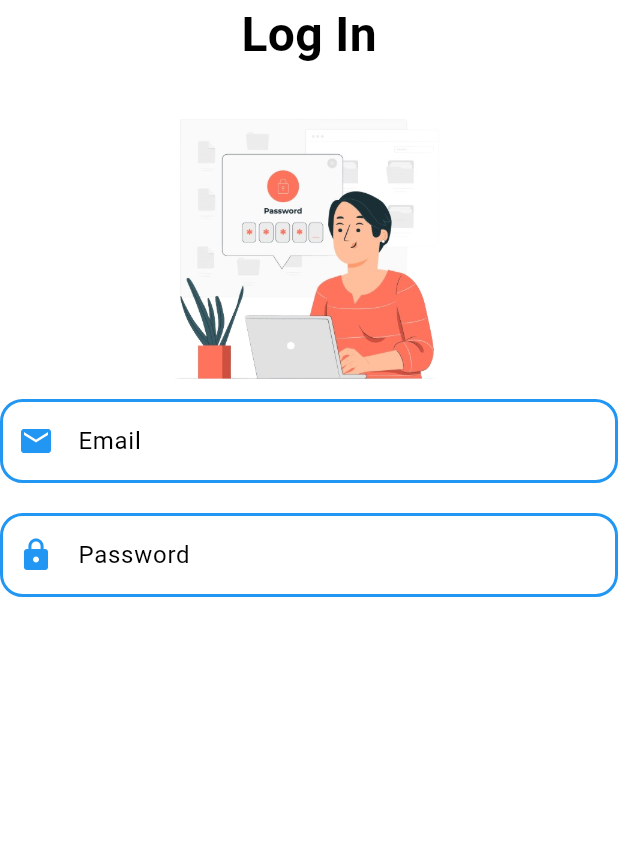
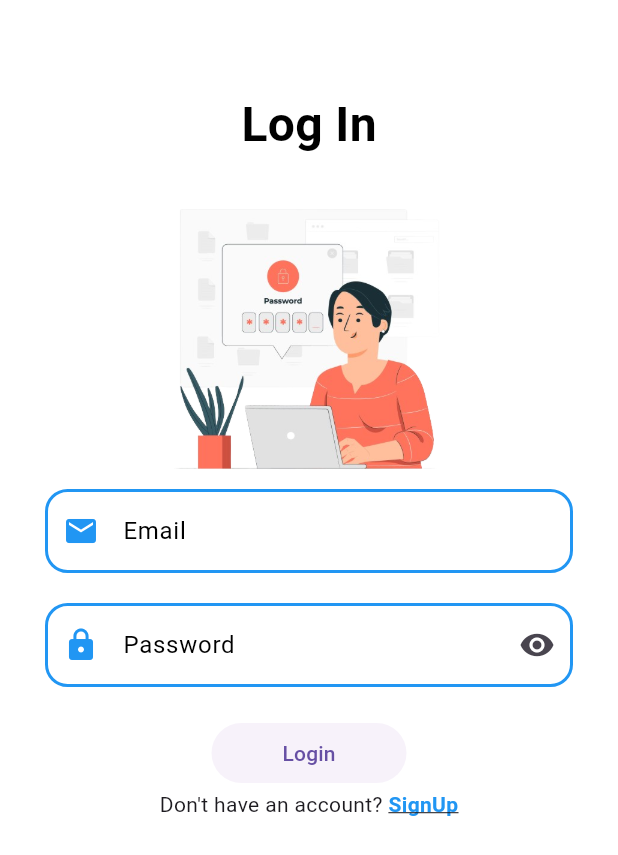
Before and after one commit to rihem435/app_elearning, a Flutter app: the screen it shows after launch, on a phone screen of 412 x 824 dp. Shown: the top 855 px of the screen. Run offline on Flutter 3.47's test engine with Material 3 defaults, Android fonts, the light colour scheme and no system bars; Roboto replaces fonts that are missing (Jua).

Commit message:
modif login screen , add custom title custom inputtext

```diff
--- /dev/null
+++ b/lib/core/widgets/custom_title.dart
@@ -0,0 +1,18 @@
+import 'package:flutter/material.dart';
+
+class CustomTitle extends StatelessWidget {
+  final String title;
+  const CustomTitle({super.key, required this.title});
+
+  @override
+  Widget build(BuildContext context) {
+    return Text(
+      title,
+      style: const TextStyle(
+        fontSize: 32,
+        fontWeight: FontWeight.bold,
+        color: Colors.black,
+      ),
+    );
+  }
+}
--- a/lib/main.dart
+++ b/lib/main.dart
@@ -9,7 +9,6 @@ var afficheText = const Text(
     color: Colors.blue,
     fontWeight: FontWeight.bold,
     decoration: TextDecoration.none,
-
   ),
 );
 
@@ -27,8 +26,8 @@ class MyApp extends StatelessWidget {
 
   @override
   Widget build(BuildContext context) {
-
-    return MaterialApp(
+    return const MaterialApp(
+      debugShowCheckedModeBanner: false,
       home: LoginScreen(),
     );
   }
--- a/lib/screens/profile/login_screen.dart
+++ b/lib/screens/profile/login_screen.dart
@@ -1,4 +1,7 @@
+import 'package:app/core/widgets/custom_title.dart';
+import 'package:app/screens/profile/sing_up_screen.dart';
 import 'package:flutter/cupertino.dart';
+import 'package:flutter/gestures.dart';
 import 'package:flutter/material.dart';
 import 'package:flutter/widgets.dart';
 
@@ -9,16 +12,16 @@ class LoginScreen extends StatelessWidget {
   Widget build(BuildContext context) {
     return Scaffold(
       backgroundColor: Colors.white,
-      body: Center(
+      body: Padding(
+        padding: const EdgeInsets.all(30.0),
         child: Column(
+          // mainAxisAlignment: MainAxisAlignment.center,
           children: [
-            const Text(
-              'Log In',
-              style: TextStyle(
-                fontSize: 32,
-                fontWeight: FontWeight.bold,
-                color: Colors.black,
-              ),
+            const SizedBox(
+              height: 30,
+            ),
+            const CustomTitle(
+              title: 'Log In',
             ),
             const SizedBox(
               height: 20,
@@ -91,15 +94,15 @@ class LoginScreen extends StatelessWidget {
               height: 20,
             ),
             TextFormField(
-              decoration: const InputDecoration(
-                label: Text(
+              decoration: InputDecoration(
+                label: const Text(
                   'Password',
                   style: TextStyle(
                     color: Colors.black,
                   ),
                 ),
                 hintText: "Enter your password",
-                enabledBorder: OutlineInputBorder(
+                enabledBorder: const OutlineInputBorder(
                   borderRadius: BorderRadius.all(
                     Radius.circular(
                       15,
@@ -110,7 +113,7 @@ class LoginScreen extends StatelessWidget {
                     width: 2,
                   ),
                 ),
-                focusedBorder: OutlineInputBorder(
+                focusedBorder: const OutlineInputBorder(
                   borderRadius: BorderRadius.all(
                     Radius.circular(
                       15,
@@ -121,7 +124,7 @@ class LoginScreen extends StatelessWidget {
                     width: 2,
                   ),
                 ),
-                errorBorder: OutlineInputBorder(
+                errorBorder: const OutlineInputBorder(
                   borderRadius: BorderRadius.all(
                     Radius.circular(
                       15,
@@ -132,7 +135,7 @@ class LoginScreen extends StatelessWidget {
                     width: 2,
                   ),
                 ),
-                focusedErrorBorder: OutlineInputBorder(
+                focusedErrorBorder: const OutlineInputBorder(
                   borderRadius: BorderRadius.all(
                     Radius.circular(
                       15,
@@ -143,12 +146,60 @@ class LoginScreen extends StatelessWidget {
                     width: 2,
                   ),
                 ),
-                prefixIcon: Icon(
+                prefixIcon: const Icon(
                   Icons.lock,
                   color: Colors.blue,
                 ),
+                suffixIcon: IconButton(
+                  onPressed: () {},
+                  icon: const Icon(
+                    Icons.visibility,
+                  ),
+                ),
               ),
+              obscureText: true,
             ),
+            const SizedBox(
+              height: 20,
+            ),
+            ElevatedButton(
+              onPressed: () {},
+              style: ButtonStyle(
+                minimumSize: WidgetStateProperty.all(const Size(130, 40)),
+                elevation: WidgetStateProperty.all(0),
+                shape: WidgetStateProperty.all<RoundedRectangleBorder>(
+                  RoundedRectangleBorder(
+                    borderRadius: BorderRadius.circular(20.0),
+                  ),
+                ),
+              ),
+              child: const Text("Login"),
+            ),
+            Text.rich(
+              TextSpan(
+                children: [
+                  const TextSpan(text: "Don't have an account? "),
+                  TextSpan(
+                    text: "SignUp",
+                    style: const TextStyle(
+                      fontFamily: 'Jua',
+                      color: Colors.blue,
+                      fontSize: 14,
+                      fontWeight: FontWeight.bold,
+                      decoration: TextDecoration.underline,
+                    ),
+                    recognizer: TapGestureRecognizer()
+                      ..onTap = () {
+                        Navigator.of(context).push(
+                          MaterialPageRoute(
+                            builder: (context) => const SingUpScreen(),
+                          ),
+                        );
+                      },
+                  ),
+                ],
+              ),
+            )
           ],
         ),
       ),
```
Also changed, not shown: lib/core/widgets/custom_input_text.dart (added, +78 -0 lines), lib/screens/profile/sing_up_screen.dart (added, +10 -0 lines).
